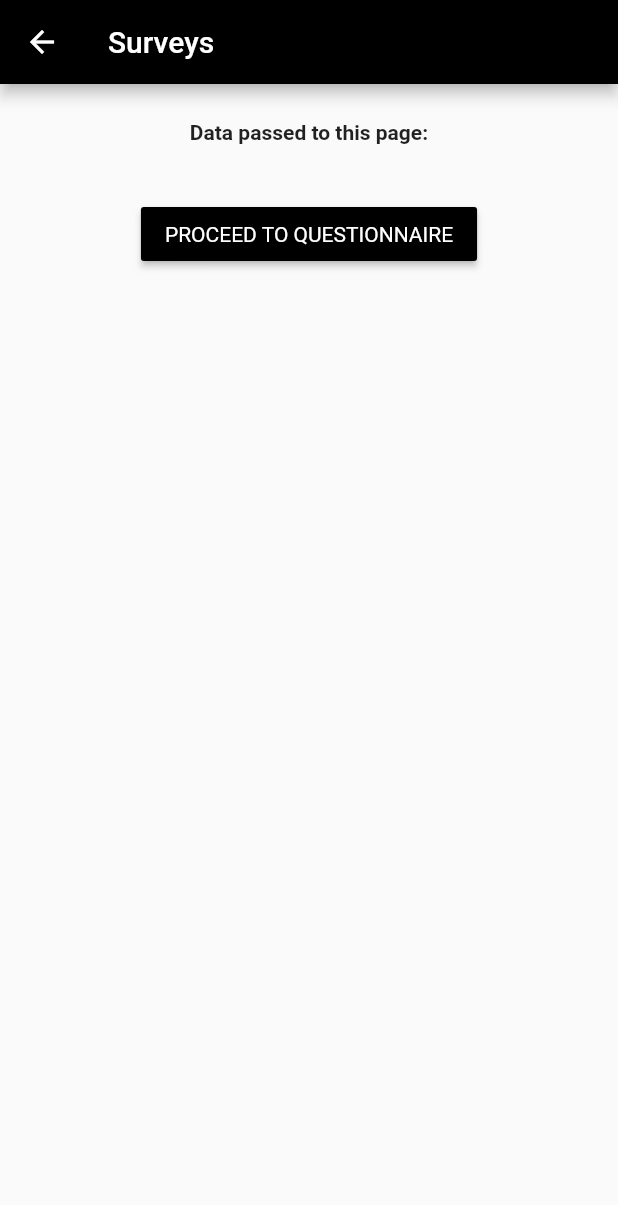
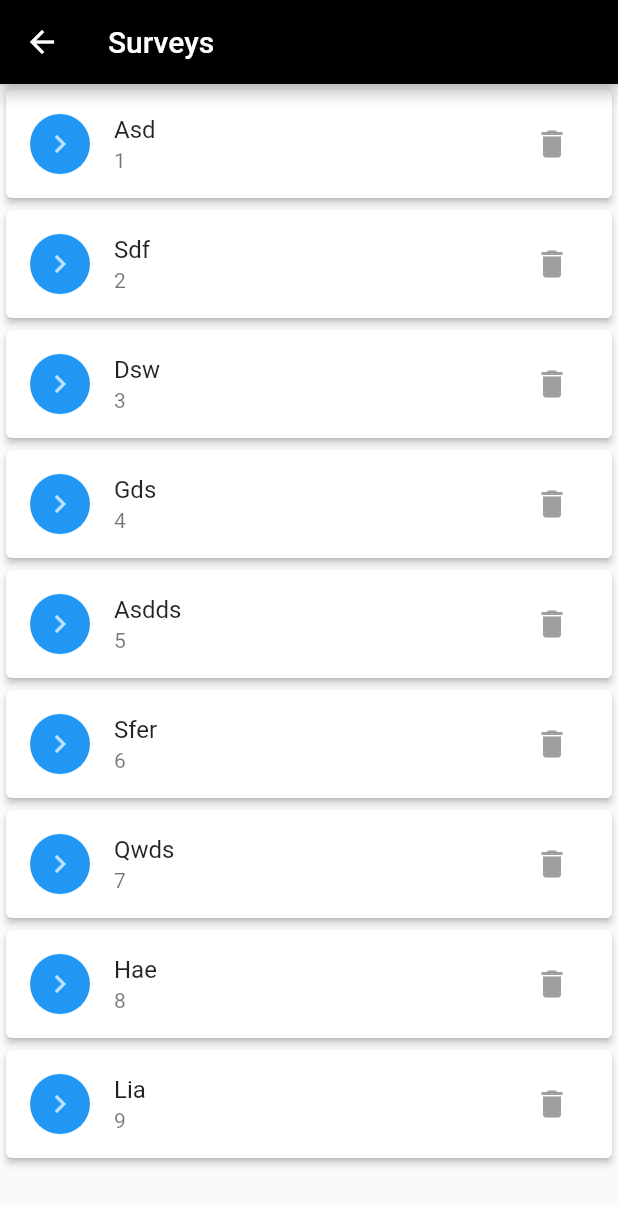
Before and after one commit to ishangh/gmcmanjeri_flutter, a Flutter app: the EditSurvey screen opened by its route, on a phone screen of 412 x 824 dp. Shown: the top 1205 px of the screen. Run offline on Flutter 3.47's test engine with Material 2 defaults, Android fonts, the phone set to English and light mode, and no system bars.

Commit message:
Random list printed in edit surveys screen

```diff
--- a/lib/screens/edit_surveys.dart
+++ b/lib/screens/edit_surveys.dart
@@ -1,6 +1,7 @@
 import 'package:flutter/cupertino.dart' as prefix1;
 import 'package:flutter/material.dart';
 import 'package:flutter/material.dart' as prefix0;
+import 'package:gmcmanjeri_flutter/models/person.dart';
 
 class EditSurvey extends StatefulWidget {
   static const String routeName = "/edit_surveys";
@@ -11,57 +12,52 @@ class EditSurvey extends StatefulWidget {
   }
 }
 
-class EditSurveyState extends State<EditSurvey>
-{
-  int count = 0;
+class EditSurveyState extends State<EditSurvey> {
+  int count = 3;
+  Color deleteButton;
+  List<Person> personList = new List<Person>();
+
+  @override
+  void initState() {
+    deleteButton = Colors.grey;
+    personList.add(new Person(
+        1, "Asd", "asdm", 9442123423, "dfs", "student", "logic"));
+    personList.add(new Person(
+        2, "Sdf", "Trm", 9442123423, "hxc", "student", "logic"));
+    personList.add(new Person(
+        3, "Dsw", "Tsdm", 9442123423, "we", "student", "logic"));
+    personList.add(new Person(
+        4, "Gds", "Tdrasfm", 9442123423, "as", "student", "logic"));
+    personList.add(new Person(
+        5, "Asdds", "Tam", 9442123423, "fd", "student", "logic"));
+    personList.add(new Person(
+        6, "Sfer", "Trsdf", 9442123423, "we", "student", "logic"));
+    personList.add(new Person(
+        7, "Qwds", "asd", 9442123423, "du", "student", "logic"));
+    personList.add(new Person(
+        8, "Hae", "asf", 9442123423, "hf", "student", "logic"));
+    personList.add(new Person(
+        9, "Lia", "SADf", 9442123423, "as", "student", "logic"));
+  }
+
   @override
   Widget build(BuildContext context) {
     return Scaffold(
       appBar: AppBar(
         title: Text('Surveys'),
       ),
-      body: Container(
-        padding: EdgeInsets.all(12.0),
-        alignment: Alignment.center,
-        child: Column(
-          children: <Widget>[
-            Container(
-              height: 54.0,
-              padding: EdgeInsets.all(12.0),
-              child: Text('Data passed to this page:',
-               style: TextStyle(fontWeight: FontWeight.w700))),
-            Padding(
-          padding:
-              EdgeInsets.only(top: 10.0, bottom: 25.0, left: 15.0, right: 15.0),
-          child: Builder(
-              builder: (context) => RaisedButton(
-                    child: Text(
-                      "PROCEED TO QUESTIONNAIRE",
-                      style: TextStyle(
-                          fontWeight: FontWeight.w400, color: Colors.white),
-                    ),
-                    color: Colors.black,
-                    onPressed: () {
-                      Navigator.pop(context);
-                      Navigator.pop(context);
-                      Navigator.pop(context);
-                      Navigator.of(context).pushNamed("/");
-                    },
-                  ))),
-          ],
-        ),
-      )
-    );
+      body:getSurveyListView(),
+      );
+
   }
 
-  ListView getSurveyListView()
-  {
+  ListView getSurveyListView() {
     TextStyle titleStyle = Theme.of(context).textTheme.subhead;
 
     return ListView.builder(
-      itemCount: count,
-      itemBuilder: (BuildContext context, int position)
-      {
+      scrollDirection: Axis.vertical,
+      itemCount: personList.length,
+      itemBuilder: (BuildContext context, int position) {
         return Card(
           color: Colors.white,
           elevation: 2.0,
@@ -70,9 +66,24 @@ class EditSurveyState extends State<EditSurvey>
               backgroundColor: Colors.blue,
               child: Icon(Icons.keyboard_arrow_right),
             ),
-            title: Text('Dummy Title', style: titleStyle,),
-            subtitle: Text('Dummy Date'),
-            trailing: Icon(Icons.delete, color: Colors.grey,),
+            title: Text(
+              personList[position].name,
+              style: titleStyle,
+            ),
+            subtitle: Text(personList[position].id.toString()),
+            trailing: IconButton(
+              color: Colors.grey,
+              icon: Icon(
+                Icons.delete,
+              ),
+              onPressed: () {
+                setState(() {
+
+                  personList.removeAt(position);
+
+                });
+              },
+            ),
             onTap: () {
               debugPrint("ListTile Tapped");
             },
```
